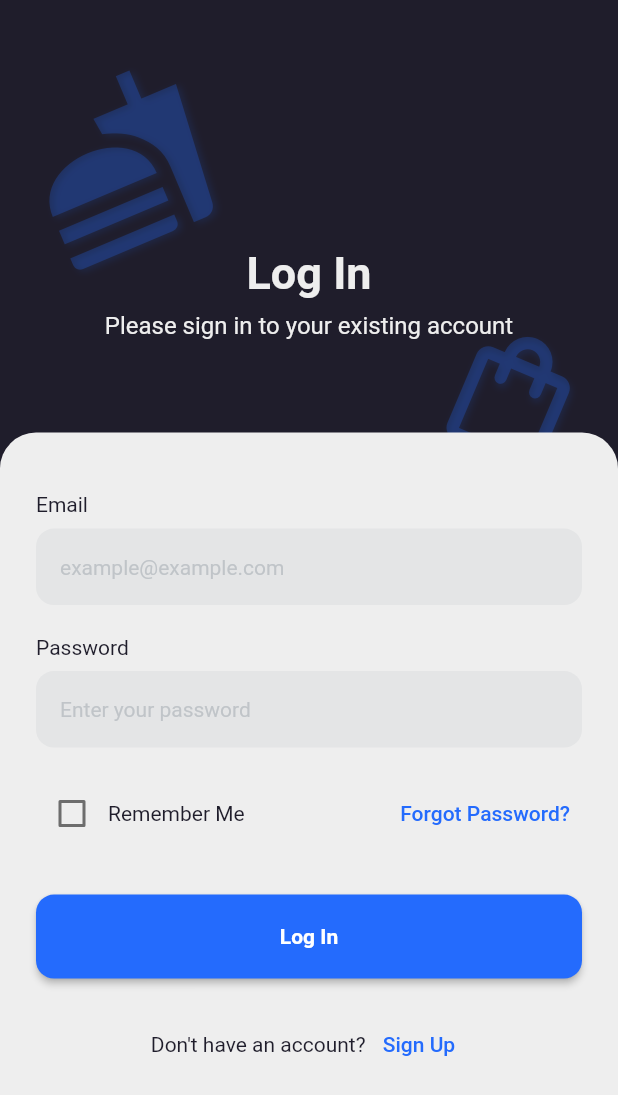
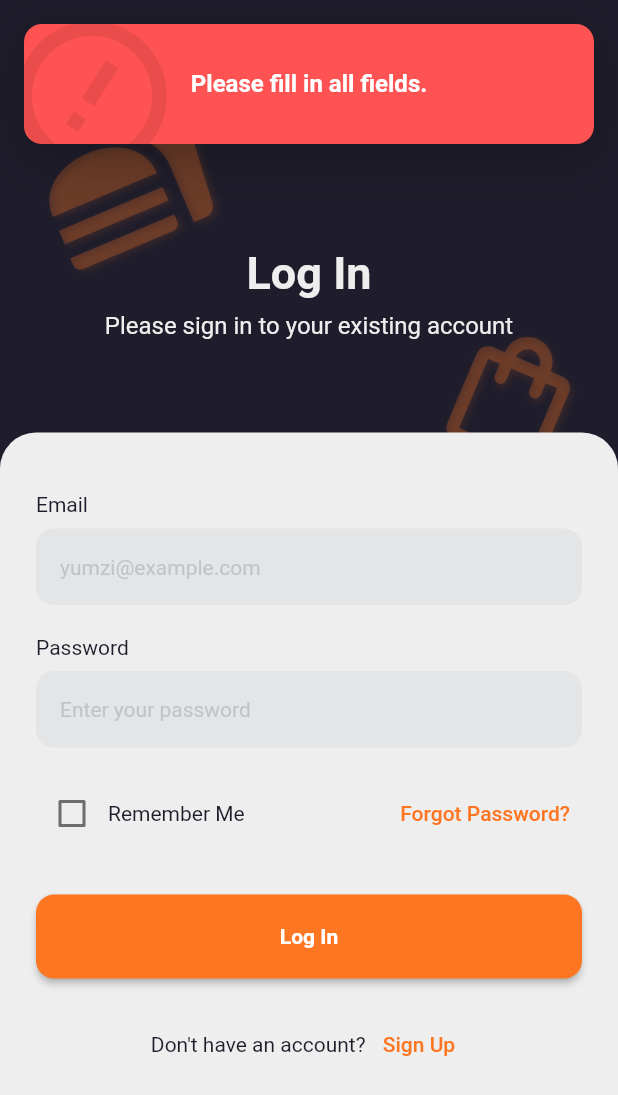
Before and after one commit to ismaildrcn/yumzi, a Flutter app: the screen it shows after launch, after a tap on "Log In", on a phone screen of 412 x 824 dp. Shown: the top 1095 px of the screen. Run offline on Flutter 3.47's test engine with Material 3 defaults, Android fonts, the phone set to English and light mode, and no system bars; drawn by our look-alikes of top_snackbar_flutter; our stand-ins replace dio, flutter_secure_storage, go_router; network calls fail; Roboto replaces fonts that are missing (Sen).

Commit message:
Refactor authentication flow and enhance UI feedback in login process

```diff
--- a/lib/presentation/screens/auth/login_page.dart
+++ b/lib/presentation/screens/auth/login_page.dart
@@ -1,7 +1,13 @@
+import 'dart:io';
+
 import 'package:flutter/material.dart';
+import 'package:top_snackbar_flutter/custom_snack_bar.dart';
+import 'package:top_snackbar_flutter/top_snack_bar.dart';
+import 'package:yumzi/data/models/dto/dto_login_request.dart';
+import 'package:yumzi/data/services/auth_service.dart';
 
 class LoginPage extends StatefulWidget {
-  LoginPage({super.key});
+  const LoginPage({super.key});
 
   @override
   State<LoginPage> createState() => _LoginPageState();
@@ -9,8 +15,8 @@ class LoginPage extends StatefulWidget {
 
 class _LoginPageState extends State<LoginPage> {
   final TextEditingController _emailController = TextEditingController();
-
   final TextEditingController _passwordController = TextEditingController();
+  final AuthService _authService = AuthService();
 
   bool rememberMe = false;
 
@@ -128,7 +134,7 @@ class _LoginPageState extends State<LoginPage> {
                         TextField(
                           controller: _emailController,
                           decoration: InputDecoration(
-                            hintText: 'example@example.com',
+                            hintText: 'yumzi@example.com',
                             contentPadding: EdgeInsets.symmetric(
                               vertical: 16,
                               horizontal: 16,
@@ -217,6 +223,10 @@ class _LoginPageState extends State<LoginPage> {
                                   rememberMe = newValue!;
                                 });
                               },
+                              checkColor: Colors.white54,
+                              activeColor: Theme.of(
+                                context,
+                              ).colorScheme.primary,
                             ),
                             Text(
                               'Remember Me',
@@ -254,9 +264,7 @@ class _LoginPageState extends State<LoginPage> {
                   Padding(
                     padding: const EdgeInsets.symmetric(horizontal: 24.0),
                     child: ElevatedButton(
-                      onPressed: () {
-                        // Giriş işlemi
-                      },
+                      onPressed: () => loginClicked(),
                       style: ElevatedButton.styleFrom(
                         minimumSize: Size(
                           MediaQuery.of(context).size.width,
@@ -311,4 +319,42 @@ class _LoginPageState extends State<LoginPage> {
       ),
     );
   }
+
+  void loginClicked() async {
+    if (_emailController.text.isEmpty || _passwordController.text.isEmpty) {
+      // Hata mesajı göster
+      showTopSnackBar(
+        Overlay.of(context),
+        CustomSnackBar.error(message: 'Please fill in all fields.'),
+      );
+      return;
+    }
+    int loginSuccess = await _authService.login(
+      DtoLoginRequest(
+        email: _emailController.text,
+        password: _passwordController.text,
+      ),
+    );
+    if (!mounted) return;
+
+    if (loginSuccess == HttpStatus.ok) {
+      showTopSnackBar(
+        Overlay.of(context),
+        CustomSnackBar.success(message: 'Login successful!'),
+      );
+      // Başarılı giriş sonrası yapılacak işlemler
+    } else if (loginSuccess == HttpStatus.unauthorized) {
+      showTopSnackBar(
+        Overlay.of(context),
+        CustomSnackBar.info(message: 'Invalid email or password.'),
+      );
+    } else {
+      showTopSnackBar(
+        Overlay.of(context),
+        CustomSnackBar.error(
+          message: 'An unexpected error occurred. Please try again.',
+        ),
+      );
+    }
+  }
 }
--- a/lib/styles/themes.dart
+++ b/lib/styles/themes.dart
@@ -8,7 +8,7 @@ class AppTheme {
     useMaterial3: false,
     fontFamily: 'Sen',
     colorScheme: const ColorScheme.light(
-      primary: Color(0xFF246BFD), // Daha modern, tok bir mavi (Royal Blue)
+      primary: Color(0xFFFF7622), // Daha modern, tok bir mavi (Royal Blue)
       surface: Color(0xFFEEEEEE), // Açık gri, ana arkaplan
       onSurface: Color(0xFFF5F6F8), // Çok hafif gri, kartlar için
       secondary: Color(
--- a/pubspec.yaml
+++ b/pubspec.yaml
@@ -38,6 +38,7 @@ dependencies:
   provider: ^6.1.5+1
   dio: ^5.9.0
   flutter_secure_storage: ^9.2.2
+  top_snackbar_flutter: ^3.3.0
 
 dev_dependencies:
   flutter_test:
```
Also changed, not shown: lib/data/services/auth_service.dart (+23 -3 lines), pubspec.lock, 1 other file.
